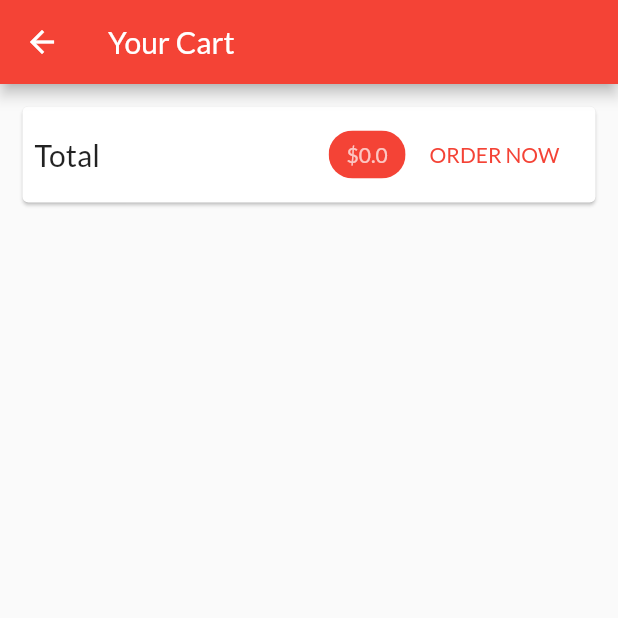
After one commit to helenabd/shop_app, a Flutter app: the CartScreen screen opened by its route, on a phone screen of 412 x 824 dp, the top half of it. The commit adds this screen. Run offline on Flutter 3.47's test engine with Material 2 defaults, Android fonts, the phone set to English and light mode, and no system bars; network calls fail.

Commit message:
Cart Screen and Product Detail Screen

```diff
--- a/lib/main.dart
+++ b/lib/main.dart
@@ -5,6 +5,7 @@ import './screens/products_overview_screen.dart';
 import './screens/product_detail_screen.dart';
 import './providers/products.dart';
 import './providers/cart.dart';
+import './screens/cart_screen.dart';
 
 void main() => runApp(MyApp());
 
@@ -30,6 +31,7 @@ class MyApp extends StatelessWidget {
           home: ProductsOverviewScreen(),
           routes: {
             ProductDetailScreen.routeName: (ctx) => ProductDetailScreen(),
+            CartScreen.routeName: (ctx) => CartScreen(),
           }),
     );
   }
--- a/lib/providers/cart.dart
+++ b/lib/providers/cart.dart
@@ -23,6 +23,14 @@ class Cart with ChangeNotifier {
 
   int get itemCount {
     return _items.length;
+  }
+
+  double get totalAmount {
+    var total = 0.0;
+    _items.forEach((key, cartItem) {
+      total += cartItem.price * cartItem.quantity;
+    });
+    return total;
   }
 
   void addItem(
@@ -54,4 +62,9 @@ class Cart with ChangeNotifier {
     }
     notifyListeners();
   }
+
+  void removeItem(String productId) {
+    _items.remove(productId);
+    notifyListeners();
   }
+}
--- /dev/null
+++ b/lib/screens/cart_screen.dart
@@ -0,0 +1,69 @@
+import 'package:flutter/material.dart';
+import 'package:provider/provider.dart';
+
+import '../providers/cart.dart' show Cart;
+import '../widgets/cart_item.dart';
+
+class CartScreen extends StatelessWidget {
+  static const routeName = '/cart';
+
+  @override
+  Widget build(BuildContext context) {
+    final cart = Provider.of<Cart>(context);
+    return Scaffold(
+      appBar: AppBar(
+        title: Text('Your Cart'),
+      ),
+      body: Column(
+        children: <Widget>[
+          Card(
+            margin: EdgeInsets.all(15),
+            child: Padding(
+              padding: EdgeInsets.all(8),
+              child: Row(
+                mainAxisAlignment: MainAxisAlignment.spaceBetween,
+                children: <Widget>[
+                  Text(
+                    'Total',
+                    style: TextStyle(
+                      fontSize: 20,
+                    ),
+                  ),
+                  Spacer(),
+                  Chip(
+                    label: Text(
+                      '\$${cart.totalAmount}',
+                      style: TextStyle(
+                        color:
+                            Theme.of(context).primaryTextTheme.headline1.color,
+                      ),
+                    ),
+                    backgroundColor: Theme.of(context).primaryColor,
+                  ),
+                  FlatButton(
+                    onPressed: () {},
+                    child: Text('ORDER NOW'),
+                    textColor: Theme.of(context).primaryColor,
+                  )
+                ],
+              ),
+            ),
+          ),
+          SizedBox(height: 10),
+          Expanded(
+            child: ListView.builder(
+              itemCount: cart.items.length,
+              itemBuilder: (ctx, i) => CartItem(
+                cart.items.values.toList()[i].id,
+                cart.items.keys.toList()[i],
+                cart.items.values.toList()[i].price,
+                cart.items.values.toList()[i].quantity,
+                cart.items.values.toList()[i].title,
+              ),
+            ),
+          ),
+        ],
+      ),
+    );
+  }
+}
--- a/lib/screens/products_overview_screen.dart
+++ b/lib/screens/products_overview_screen.dart
@@ -4,6 +4,7 @@ import 'package:provider/provider.dart';
 import '../widgets/products_grid.dart';
 import '../widgets/badge.dart';
 import '../providers/cart.dart';
+import '../screens/cart_screen.dart';
 
 enum FilterOptions {
   Favorites,
@@ -57,7 +58,9 @@ class _ProductsOverviewScreenState extends State<ProductsOverviewScreen> {
               icon: Icon(
                 Icons.shopping_cart,
               ),
-              onPressed: () {},
+              onPressed: () {
+                Navigator.of(context).pushNamed(CartScreen.routeName);
+              },
             ),
           ),
         ],
```
Also changed, not shown: lib/providers/orders.dart (added, +36 -0 lines), lib/screens/product_detail_screen.dart (+32 -0 lines), lib/widgets/cart_item.dart (added, +66 -0 lines). Lines whose indentation alone changed are shown as unchanged.
